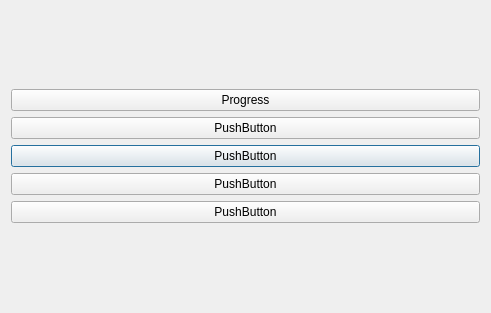
Qt form ui/MainScreen.ui (F1l14/Software-Engineering-2025) before a commit.
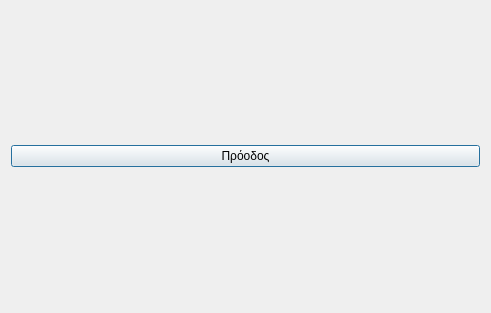
The same form after that commit.

What changed in the file:
```diff
--- a/ui/MainScreen.ui
+++ b/ui/MainScreen.ui
@@ -16,38 +16,10 @@
   <layout class="QGridLayout" name="gridLayout_2">
    <item row="0" column="0">
     <layout class="QGridLayout" name="gridLayout">
-     <item row="4" column="0">
-      <widget class="QPushButton" name="pushButton_3">
-       <property name="text">
-        <string>PushButton</string>
-       </property>
-      </widget>
-     </item>
-     <item row="1" column="0">
-      <widget class="QPushButton" name="pushButton_2">
-       <property name="text">
-        <string>PushButton</string>
-       </property>
-      </widget>
-     </item>
-     <item row="5" column="0">
-      <widget class="QPushButton" name="pushButton_5">
-       <property name="text">
-        <string>PushButton</string>
-       </property>
-      </widget>
-     </item>
-     <item row="6" column="0">
-      <widget class="QPushButton" name="pushButton_4">
-       <property name="text">
-        <string>PushButton</string>
-       </property>
-      </widget>
-     </item>
      <item row="0" column="0">
       <widget class="QPushButton" name="pushButton">
        <property name="text">
-        <string>Progress</string>
+        <string>Πρόοδος</string>
        </property>
       </widget>
      </item>
```
